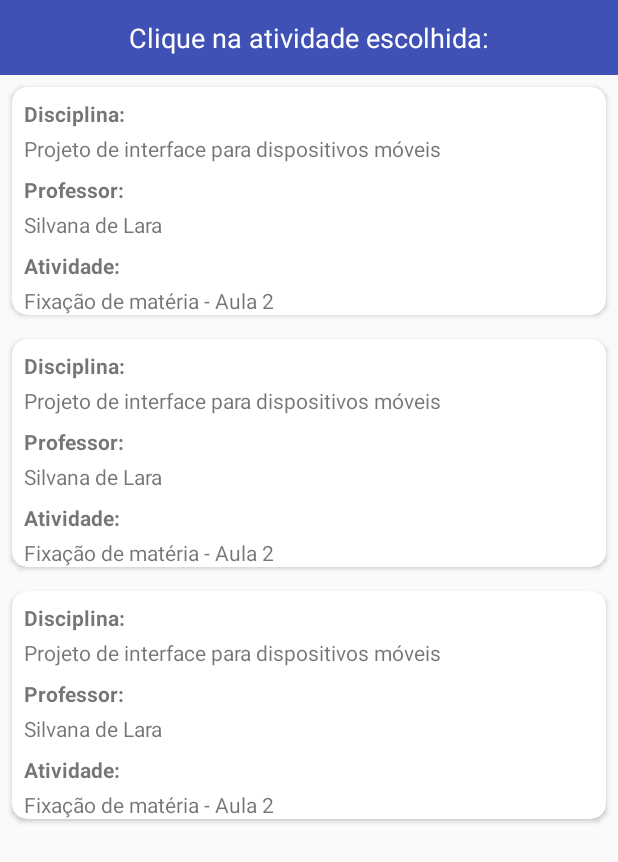
After one commit to romancini/lects, an Android app: the layout activity_selecao_atividade.xml on its own in the app's theme, with its tools: preview values and no code run, on a phone screen of 412 x 824 dp. The commit adds this screen. Shown: the top 862 px of the screen. Run offline under Robolectric (Android 15) with nearby library versions, the phone set to English and light mode, and no system bars.

Commit message:
Second screen - List of activities

```diff
--- a/app/build.gradle
+++ b/app/build.gradle
@@ -25,4 +25,5 @@ dependencies {
     testImplementation 'junit:junit:4.12'
     androidTestImplementation 'com.android.support.test:runner:1.0.2'
     androidTestImplementation 'com.android.support.test.espresso:espresso-core:3.0.2'
+    implementation 'com.android.support:cardview-v7:27.1.1'
 }
--- a/app/src/main/AndroidManifest.xml
+++ b/app/src/main/AndroidManifest.xml
@@ -9,7 +9,8 @@
         android:roundIcon="@mipmap/ic_launcher_round"
         android:supportsRtl="true"
         android:theme="@style/AppTheme">
-        <activity android:name=".ui.activity.LoginActivity"
+        <activity
+            android:name=".ui.activity.LoginActivity"
             android:theme="@style/Theme.AppCompat.Light.NoActionBar">
             <intent-filter>
                 <action android:name="android.intent.action.MAIN" />
@@ -17,6 +18,7 @@
                 <category android:name="android.intent.category.LAUNCHER" />
             </intent-filter>
         </activity>
+        <activity android:name=".ui.activity.SelecaoAtividadeActivity"></activity>
     </application>
 
 </manifest>
--- /dev/null
+++ b/app/src/main/res/drawable/rounded_button.xml
@@ -0,0 +1,6 @@
+<?xml version="1.0" encoding="utf-8"?>
+<shape xmlns:android="http://schemas.android.com/apk/res/android"
+    android:shape="rectangle">
+    <solid android:color="@android:color/holo_orange_dark" />
+    <corners android:radius="10dp" />
+</shape>
--- /dev/null
+++ b/app/src/main/res/layout/activity_selecao_atividade.xml
@@ -0,0 +1,48 @@
+<?xml version="1.0" encoding="utf-8"?>
+<android.support.constraint.ConstraintLayout xmlns:android="http://schemas.android.com/apk/res/android"
+    xmlns:app="http://schemas.android.com/apk/res-auto"
+    xmlns:tools="http://schemas.android.com/tools"
+    android:layout_width="match_parent"
+    android:layout_height="match_parent">
+
+    <ImageView
+        android:id="@+id/select_activity_banner"
+        android:layout_width="0dp"
+        android:layout_height="50dp"
+        app:layout_constraintBottom_toBottomOf="parent"
+        app:layout_constraintEnd_toEndOf="parent"
+        app:layout_constraintHorizontal_bias="0.0"
+        app:layout_constraintStart_toStartOf="parent"
+        app:layout_constraintTop_toTopOf="parent"
+        app:layout_constraintVertical_bias="0.0"
+        app:srcCompat="@color/colorPrimary" />
+
+    <TextView
+        android:id="@+id/select_activity_label_click"
+        android:layout_width="wrap_content"
+        android:layout_height="wrap_content"
+        android:layout_marginBottom="8dp"
+        android:layout_marginEnd="8dp"
+        android:layout_marginStart="8dp"
+        android:layout_marginTop="8dp"
+        android:text="@string/clique_na_atividade_escolhida"
+        android:textColor="@android:color/white"
+        android:textSize="18sp"
+        app:layout_constraintBottom_toBottomOf="@+id/select_activity_banner"
+        app:layout_constraintEnd_toEndOf="@+id/select_activity_banner"
+        app:layout_constraintStart_toStartOf="@+id/select_activity_banner"
+        app:layout_constraintTop_toTopOf="@+id/select_activity_banner" />
+
+    <ListView
+        android:id="@+id/select_activity_listview"
+        android:layout_width="0dp"
+        android:layout_height="0dp"
+        android:divider="@null"
+        android:dividerHeight="0dp"
+        app:layout_constraintBottom_toBottomOf="parent"
+        app:layout_constraintEnd_toEndOf="parent"
+        app:layout_constraintStart_toStartOf="parent"
+        app:layout_constraintTop_toBottomOf="@id/select_activity_banner"
+        tools:listitem="@layout/item_activity" />
+
+</android.support.constraint.ConstraintLayout>
--- /dev/null
+++ b/app/src/main/res/layout/item_activity.xml
@@ -0,0 +1,84 @@
+<?xml version="1.0" encoding="utf-8"?>
+<android.support.constraint.ConstraintLayout xmlns:android="http://schemas.android.com/apk/res/android"
+    xmlns:tools="http://schemas.android.com/tools"
+    android:layout_width="match_parent"
+    android:layout_height="match_parent"
+    xmlns:app="http://schemas.android.com/apk/res-auto">
+
+    <android.support.v7.widget.CardView
+        android:layout_width="0dp"
+        android:layout_height="wrap_content"
+        android:layout_margin="8dp"
+        app:cardCornerRadius="10dp"
+        app:layout_constraintBottom_toBottomOf="parent"
+        app:layout_constraintEnd_toEndOf="parent"
+        app:layout_constraintStart_toStartOf="parent"
+        app:layout_constraintTop_toTopOf="parent"
+        app:layout_constraintVertical_bias="0.0">
+
+        <android.support.constraint.ConstraintLayout
+            android:layout_width="match_parent"
+            android:layout_height="match_parent">
+
+            <TextView
+                android:id="@+id/textView4"
+                android:layout_width="wrap_content"
+                android:layout_height="wrap_content"
+                android:layout_marginStart="8dp"
+                android:layout_marginTop="8dp"
+                android:text="Disciplina:"
+                android:textStyle="bold"
+                app:layout_constraintStart_toStartOf="parent"
+                app:layout_constraintTop_toTopOf="parent" />
+
+            <TextView
+                android:id="@+id/textView6"
+                android:layout_width="wrap_content"
+                android:layout_height="wrap_content"
+                android:layout_marginTop="4dp"
+                app:layout_constraintStart_toStartOf="@+id/textView4"
+                app:layout_constraintTop_toBottomOf="@+id/textView4"
+                tools:text="Projeto de interface para dispositivos móveis" />
+
+            <TextView
+                android:id="@+id/textView5"
+                android:layout_width="wrap_content"
+                android:layout_height="wrap_content"
+                android:layout_marginTop="8dp"
+                android:text="Professor:"
+                android:textStyle="bold"
+                app:layout_constraintStart_toStartOf="@+id/textView6"
+                app:layout_constraintTop_toBottomOf="@+id/textView6" />
+
+            <TextView
+                android:id="@+id/textView7"
+                android:layout_width="wrap_content"
+                android:layout_height="wrap_content"
+                android:layout_marginTop="4dp"
+                app:layout_constraintStart_toStartOf="@+id/textView5"
+                app:layout_constraintTop_toBottomOf="@+id/textView5"
+                tools:text="Silvana de Lara " />
+
+            <TextView
+                android:id="@+id/textView8"
+                android:layout_width="wrap_content"
+                android:layout_height="wrap_content"
+                android:layout_marginTop="8dp"
+                android:text="Atividade:"
+                android:textStyle="bold"
+                app:layout_constraintStart_toStartOf="@+id/textView7"
+                app:layout_constraintTop_toBottomOf="@+id/textView7" />
+
+            <TextView
+                android:id="@+id/textView9"
+                android:layout_width="wrap_content"
+                android:layout_height="wrap_content"
+                android:layout_marginTop="4dp"
+                app:layout_constraintStart_toStartOf="@+id/textView8"
+                app:layout_constraintTop_toBottomOf="@+id/textView8"
+                tools:text="Fixação de matéria - Aula 2" />
+
+        </android.support.constraint.ConstraintLayout>
+
+    </android.support.v7.widget.CardView>
+</android.support.constraint.ConstraintLayout>
```
Also changed, not shown: app/src/main/java/br/com/romancini/lects/ui/activity/LoginActivity.java (+12 -0 lines), app/src/main/java/br/com/romancini/lects/ui/activity/SelecaoAtividadeActivity.java (added, +19 -0 lines), app/src/main/res/layout/activity_login.xml (+33 -19 lines), app/src/main/res/layout/activity_main.xml (deleted, +0 -9 lines), app/src/main/res/values/strings.xml (+7 -0 lines).
